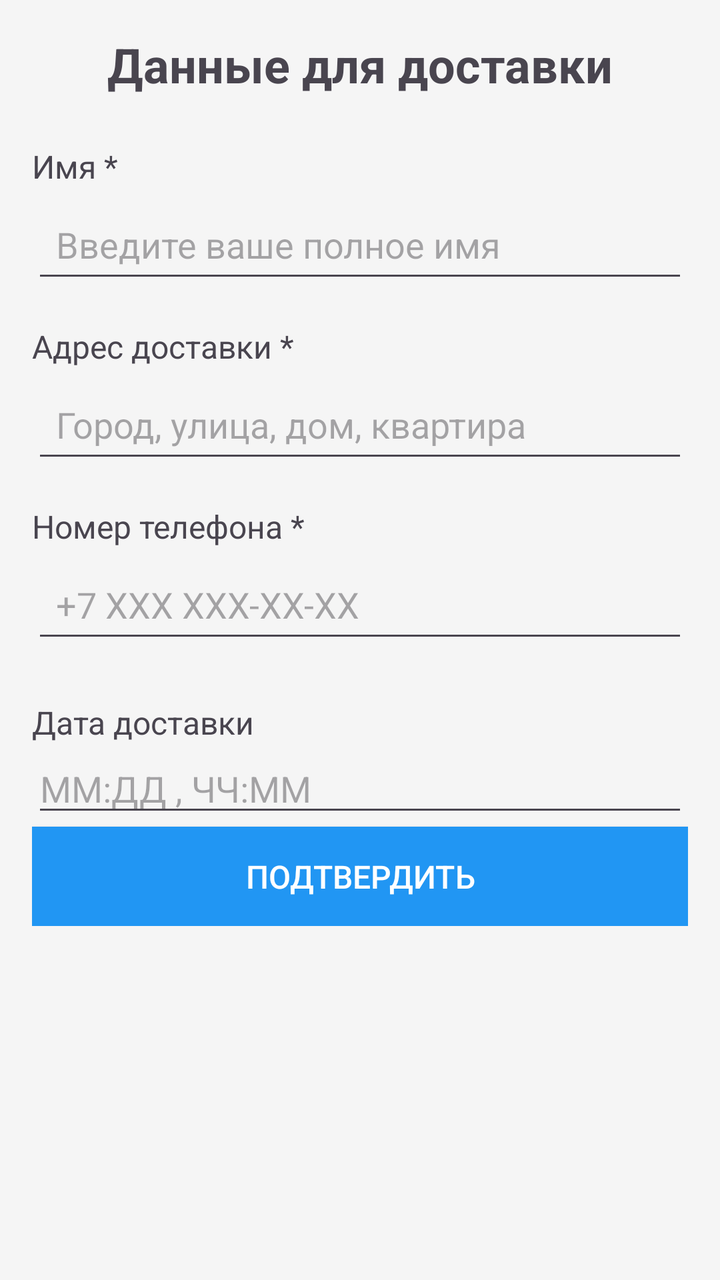
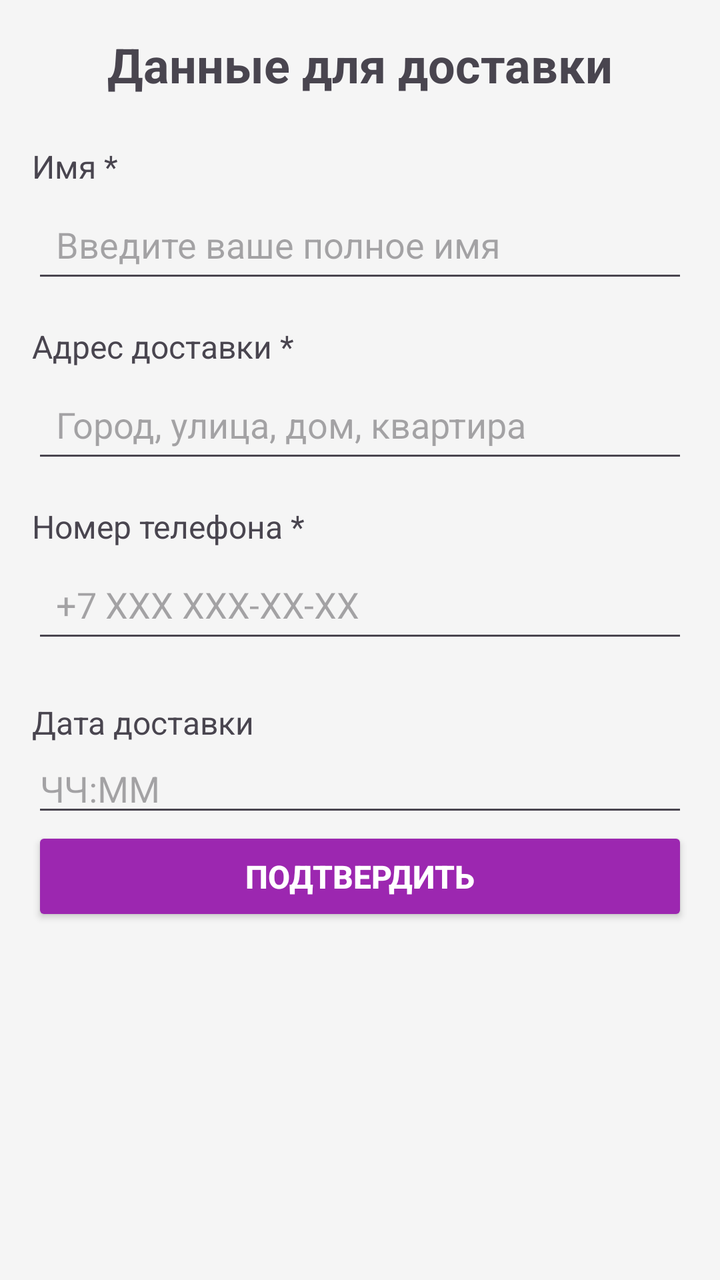

An Android layout rendered at two revisions. The XML below is the earlier revision; the diff shows what the commit changed to produce the second picture.
<!-- AndroidManifest.xml: application theme Theme.FlowersOrder -->
<!-- res/layout/activity_customer.xml -->
<?xml version="1.0" encoding="utf-8"?>
<ScrollView xmlns:android="http://schemas.android.com/apk/res/android"
    android:layout_width="match_parent"
    android:layout_height="match_parent"
    android:padding="16dp"
    android:background="#f5f5f5">

    <LinearLayout
        android:layout_width="match_parent"
        android:layout_height="wrap_content"
        android:orientation="vertical">

        <TextView
            android:layout_width="match_parent"
            android:layout_height="wrap_content"
            android:text="@string/deliveryTextView"
            android:textSize="24sp"
            android:textStyle="bold"
            android:gravity="center"
            android:layout_marginBottom="24dp" />

        <TextView
            android:layout_width="match_parent"
            android:layout_height="wrap_content"
            android:text="@string/nameTextView"
            android:textSize="16sp"
            android:layout_marginBottom="4dp" />

        <EditText
            android:id="@+id/nameEditText"
            android:layout_width="match_parent"
            android:layout_height="wrap_content"
            android:hint="@string/nameEditText"
            android:inputType="text"
            android:padding="12dp"
            android:layout_marginBottom="16dp" />

        <TextView
            android:layout_width="match_parent"
            android:layout_height="wrap_content"
            android:text="@string/streetTextView"
            android:textSize="16sp"
            android:layout_marginBottom="4dp" />

        <EditText
            android:id="@+id/addressEditText"
            android:layout_width="match_parent"
            android:layout_height="wrap_content"
            android:hint="@string/streetEditText"
            android:inputType="textPostalAddress"
            android:padding="12dp"
            android:layout_marginBottom="16dp" />

        <TextView
            android:layout_width="match_parent"
            android:layout_height="wrap_content"
            android:text="@string/telephoneNumber"
            android:textSize="16sp"
            android:layout_marginBottom="4dp" />

        <EditText
            android:id="@+id/phoneEditText"
            android:layout_width="match_parent"
            android:layout_height="wrap_content"
            android:hint="@string/number"
            android:inputType="phone"
            android:padding="12dp"
            android:layout_marginBottom="24dp" />

        <TextView
            android:layout_width="match_parent"
            android:layout_height="wrap_content"
            android:textSize="16sp"
            android:text="@string/dateDeliveryTextView" />

        <EditText
            android:id="@+id/deliveryDateEditText"
            android:layout_width="match_parent"
            android:layout_height="wrap_content"
            android:ems="10"
            android:inputType="text"
            android:hint="@string/dateDeliveryEditText" />

        <Button
            android:id="@+id/submitButton"
            android:layout_width="match_parent"
            android:layout_height="wrap_content"
            android:background="#2196F3"
            android:onClick="next"
            android:padding="14dp"
            android:text="@string/submitButton"
            android:textColor="#FFFFFF"
            android:textSize="16sp" />

    </LinearLayout>

</ScrollView>
<!-- resources referenced by this layout -->
<resources>
  <string name="dateDeliveryEditText">ММ:ДД , ЧЧ:ММ</string>
  <string name="dateDeliveryTextView">Дата доставки</string>
  <string name="deliveryTextView">Данные для доставки</string>
  <string name="nameEditText">Введите ваше полное имя</string>
  <string name="nameTextView">Имя *</string>
  <string name="number">+7 XXX XXX-XX-XX</string>
  <string name="streetEditText">Город, улица, дом, квартира</string>
  <string name="streetTextView">Адрес доставки *</string>
  <string name="submitButton">Подтвердить</string>
  <string name="telephoneNumber">Номер телефона *</string>
  <style name="Theme.FlowersOrder" parent="Base.Theme.FlowersOrder" />
  <style name="Base.Theme.FlowersOrder" parent="Theme.Material3.DayNight.NoActionBar">
          
          
      </style>
</resources>

<!-- the commit's change to res/layout/activity_customer.xml (unified diff, before → after) -->
@@ -17,7 +17,8 @@
             android:textSize="24sp"
             android:textStyle="bold"
             android:gravity="center"
-            android:layout_marginBottom="24dp" />
+            android:layout_marginBottom="24dp"
+            />
 
         <TextView
             android:layout_width="match_parent"
@@ -31,7 +32,6 @@
             android:layout_width="match_parent"
             android:layout_height="wrap_content"
             android:hint="@string/nameEditText"
-            android:inputType="text"
             android:padding="12dp"
             android:layout_marginBottom="16dp" />
 
@@ -47,7 +47,6 @@
             android:layout_width="match_parent"
             android:layout_height="wrap_content"
             android:hint="@string/streetEditText"
-            android:inputType="textPostalAddress"
             android:padding="12dp"
             android:layout_marginBottom="16dp" />
 
@@ -63,7 +62,6 @@
             android:layout_width="match_parent"
             android:layout_height="wrap_content"
             android:hint="@string/number"
-            android:inputType="phone"
             android:padding="12dp"
             android:layout_marginBottom="24dp" />
 
@@ -78,19 +76,20 @@
             android:layout_width="match_parent"
             android:layout_height="wrap_content"
             android:ems="10"
-            android:inputType="text"
             android:hint="@string/dateDeliveryEditText" />
 
         <Button
             android:id="@+id/submitButton"
             android:layout_width="match_parent"
             android:layout_height="wrap_content"
-            android:background="#2196F3"
             android:onClick="next"
             android:padding="14dp"
             android:text="@string/submitButton"
-            android:textColor="#FFFFFF"
-            android:textSize="16sp" />
+            android:textColor="@color/white"
+            android:textSize="16sp"
+            android:textStyle="bold"
+            android:backgroundTint="@color/purple_500"
+            android:drawablePadding="8dp"/>
 
     </LinearLayout>
 
<!-- resource entries referenced after the edit -->
@@ -1,6 +1,8 @@
 <!-- resources referenced by this layout -->
 <resources>
-  <string name="dateDeliveryEditText">ММ:ДД , ЧЧ:ММ</string>
+  <color name="purple_500">#9C27B0</color>
+  <color name="white">#FFFFFFFF</color>
+  <string name="dateDeliveryEditText">ЧЧ:ММ</string>
   <string name="dateDeliveryTextView">Дата доставки</string>
   <string name="deliveryTextView">Данные для доставки</string>
   <string name="nameEditText">Введите ваше полное имя</string>
